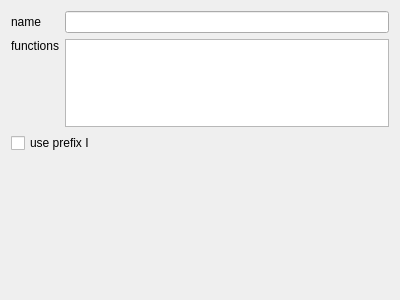
Above: CodeCreator/Interface.ui from Ulle84/UllesSourceCode before the change. Below: the same form after it.
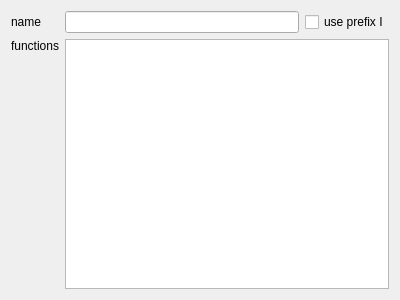
That is the form after the change.

```diff
--- a/CodeCreator/Interface.ui
+++ b/CodeCreator/Interface.ui
@@ -13,19 +13,9 @@
   <property name="windowTitle">
    <string>Interface</string>
   </property>
-  <layout class="QVBoxLayout" name="verticalLayout">
-   <item>
+  <layout class="QGridLayout" name="gridLayout_2">
+   <item row="0" column="0">
     <layout class="QGridLayout" name="gridLayout">
-     <item row="0" column="0">
-      <widget class="QLabel" name="label">
-       <property name="text">
-        <string>name</string>
-       </property>
-      </widget>
-     </item>
-     <item row="0" column="1">
-      <widget class="QLineEdit" name="lineEditName"/>
-     </item>
      <item row="1" column="0">
       <widget class="QLabel" name="label_2">
        <property name="text">
@@ -36,31 +26,28 @@
        </property>
       </widget>
      </item>
-     <item row="1" column="1">
+     <item row="0" column="0">
+      <widget class="QLabel" name="label">
+       <property name="text">
+        <string>name</string>
+       </property>
+      </widget>
+     </item>
+     <item row="0" column="1">
+      <widget class="QLineEdit" name="lineEditName"/>
+     </item>
+     <item row="0" column="2">
+      <widget class="QCheckBox" name="checkBoxPrefix">
+       <property name="text">
+        <string>use prefix I</string>
+       </property>
+      </widget>
+     </item>
+     <item row="1" column="1" colspan="2">
       <widget class="QPlainTextEdit" name="plainTextEditFunctions"/>
      </item>
     </layout>
    </item>
-   <item>
-    <widget class="QCheckBox" name="checkBoxPrefix">
-     <property name="text">
-      <string>use prefix I</string>
-     </property>
-    </widget>
-   </item>
-   <item>
-    <spacer name="verticalSpacer">
-     <property name="orientation">
-      <enum>Qt::Vertical</enum>
-     </property>
-     <property name="sizeHint" stdset="0">
-      <size>
-       <width>20</width>
-       <height>240</height>
-      </size>
-     </property>
-    </spacer>
-   </item>
   </layout>
  </widget>
  <resources/>
```
